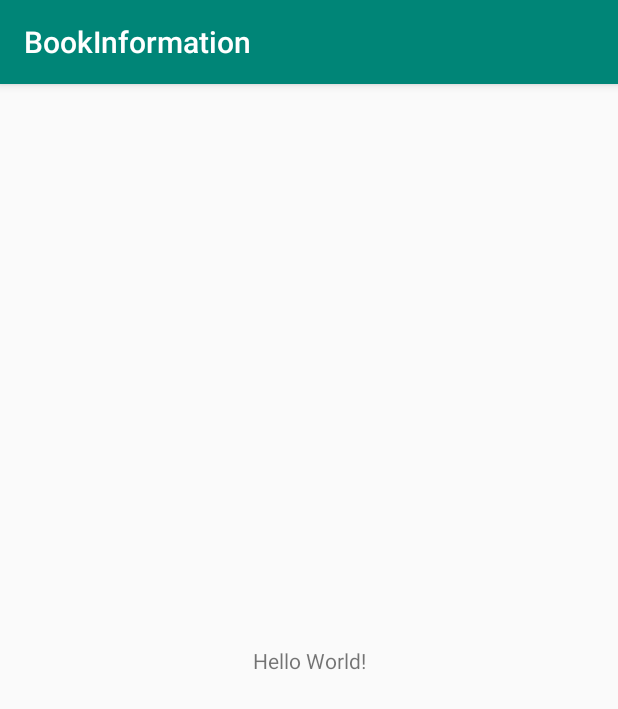
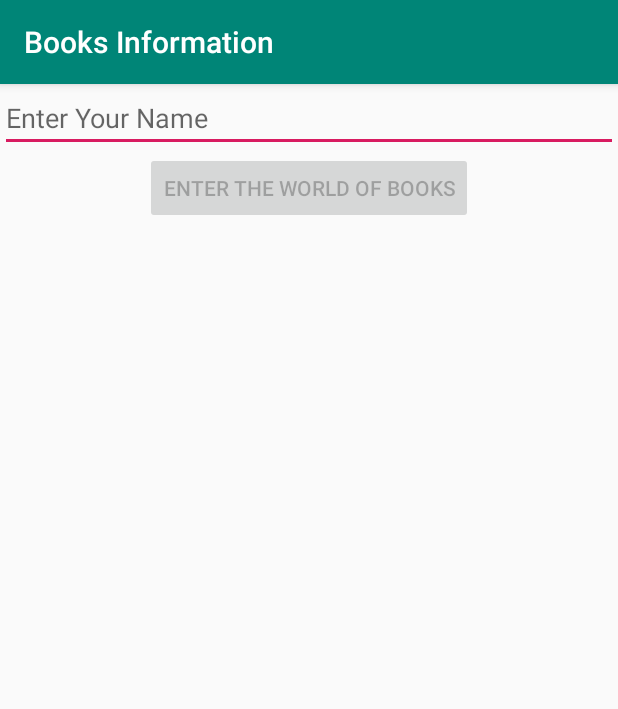
Before and after one commit to bitweft/book_information_espresso_demo, an Android app: the screen it shows after launch (HomeActivity), on a phone screen of 412 x 824 dp. Shown: the top 709 px of the screen. Run offline under Robolectric (Android 15) with nearby library versions, the phone set to English and light mode, and no system bars.

Commit message:
Add ability to enter your name before entering books list

```diff
--- a/app/src/main/java/com/example/bookinformation/HomeActivity.kt
+++ b/app/src/main/java/com/example/bookinformation/HomeActivity.kt
@@ -1,12 +1,32 @@
 package com.example.bookinformation
 
+import android.os.Bundle
+import android.widget.Button
+import android.widget.EditText
 import androidx.appcompat.app.AppCompatActivity
-import android.os.Bundle
+import androidx.core.widget.addTextChangedListener
 
 class HomeActivity : AppCompatActivity() {
+    lateinit var enterButton: Button
+    lateinit var userName: EditText
+
 
     override fun onCreate(savedInstanceState: Bundle?) {
         super.onCreate(savedInstanceState)
         setContentView(R.layout.activity_home)
+
+        userName = findViewById(R.id.user_name)
+        enterButton = findViewById(R.id.enter_books_button)
+
+        userName.addTextChangedListener { enableButton() }
+        enterButton.setOnClickListener { enterBooksList() }
+    }
+
+    private fun enableButton() {
+        enterButton.isEnabled = userName.text.trim().isNotEmpty()
+    }
+
+    private fun enterBooksList() {
+        TODO("not implemented") //To change body of created functions use File | Settings | File Templates.
     }
 }
--- a/app/src/main/res/layout/activity_home.xml
+++ b/app/src/main/res/layout/activity_home.xml
@@ -1,18 +1,34 @@
 <?xml version="1.0" encoding="utf-8"?>
 <androidx.constraintlayout.widget.ConstraintLayout xmlns:android="http://schemas.android.com/apk/res/android"
-    xmlns:app="http://schemas.android.com/apk/res-auto"
     xmlns:tools="http://schemas.android.com/tools"
     android:layout_width="match_parent"
     android:layout_height="match_parent"
     tools:context=".HomeActivity">
 
-    <TextView
-        android:layout_width="wrap_content"
-        android:layout_height="wrap_content"
-        android:text="Hello World!"
-        app:layout_constraintBottom_toBottomOf="parent"
-        app:layout_constraintLeft_toLeftOf="parent"
-        app:layout_constraintRight_toRightOf="parent"
-        app:layout_constraintTop_toTopOf="parent" />
+    <LinearLayout
+        android:layout_width="match_parent"
+        android:layout_height="match_parent"
+        android:orientation="vertical">
+
+        <EditText
+            android:id="@+id/user_name"
+            android:layout_width="match_parent"
+            android:layout_height="wrap_content"
+            android:layout_gravity="center_horizontal"
+            android:hint="@string/enter_your_name">
+
+            <requestFocus />
+
+        </EditText>
+
+        <Button
+            android:id="@+id/enter_books_button"
+            android:layout_width="wrap_content"
+            android:layout_height="wrap_content"
+            android:layout_gravity="center_horizontal"
+            android:enabled="false"
+            android:text="@string/enter_books_list" />
+    </LinearLayout>
+
 
 </androidx.constraintlayout.widget.ConstraintLayout>
--- a/app/src/main/res/values/strings.xml
+++ b/app/src/main/res/values/strings.xml
@@ -1,3 +1,5 @@
 <resources>
-    <string name="app_name">BookInformation</string>
+    <string name="app_name">Books Information</string>
+    <string name="enter_your_name">Enter Your Name</string>
+    <string name="enter_books_list">Enter The World of Books</string>
 </resources>
```
